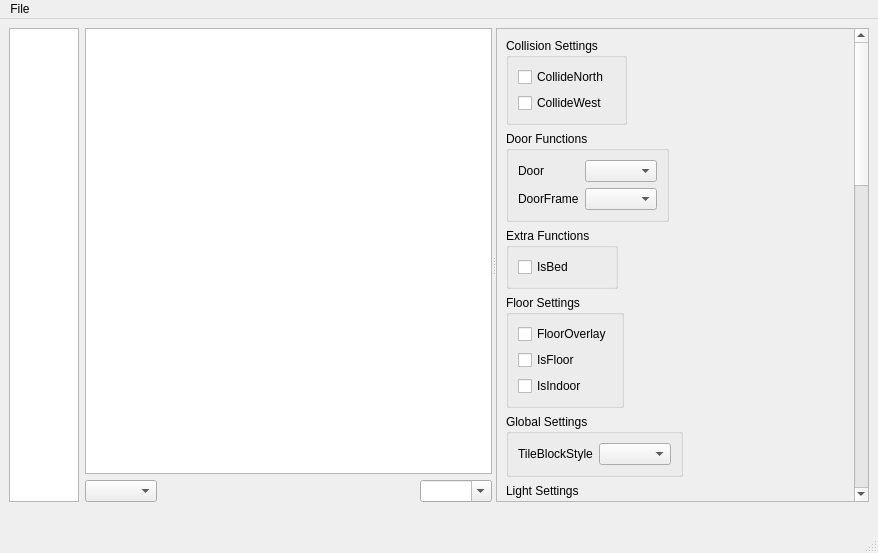
Before: the Qt Designer form src/tiled/tiledefdialog.ui in timbaker/tiled, drawn with Qt 5.
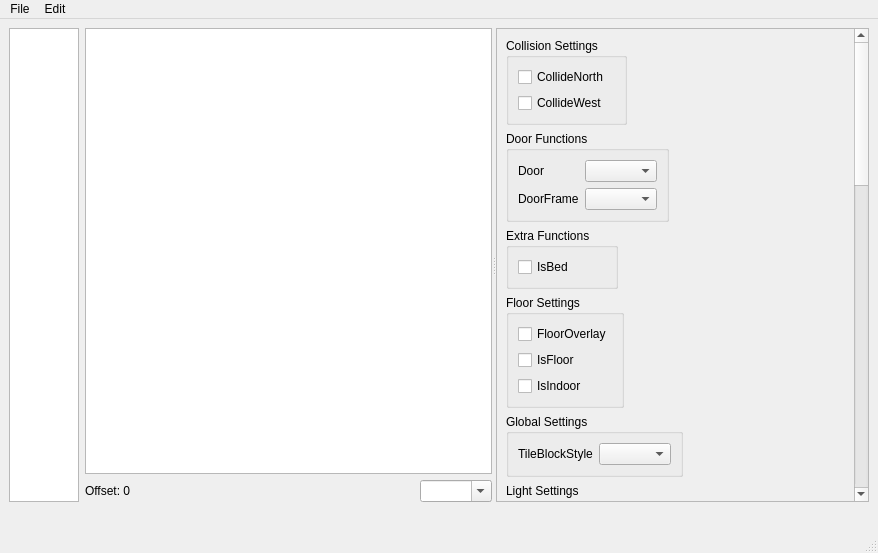
After: the same form once the commit is applied. Icons and pictures are not drawn. Custom widgets are drawn as their Qt base class.

Commit message: Improvments to the tile properties dialog.

```diff
--- a/src/tiled/tiledefdialog.ui
+++ b/src/tiled/tiledefdialog.ui
@@ -50,7 +50,11 @@
           <item>
            <layout class="QHBoxLayout" name="horizontalLayout_3">
             <item>
-             <widget class="QComboBox" name="enums"/>
+             <widget class="QLabel" name="tileOffset">
+              <property name="text">
+               <string>Offset: 0</string>
+              </property>
+             </widget>
             </item>
             <item>
              <spacer name="horizontalSpacer_2">
@@ -656,7 +660,17 @@
     <addaction name="actionSave"/>
     <addaction name="actionAddTileset"/>
    </widget>
+   <widget class="QMenu" name="menuEdit">
+    <property name="title">
+     <string>Edit</string>
+    </property>
+    <addaction name="separator"/>
+    <addaction name="actionCopyProperties"/>
+    <addaction name="actionPasteProperties"/>
+    <addaction name="actionReset"/>
+   </widget>
    <addaction name="menuFile"/>
+   <addaction name="menuEdit"/>
   </widget>
   <widget class="QStatusBar" name="statusbar"/>
   <action name="actionOpen">
```
Left out of the diff: 42 changed lines with no effect on the pictures. The commit also changes 6 other files.
